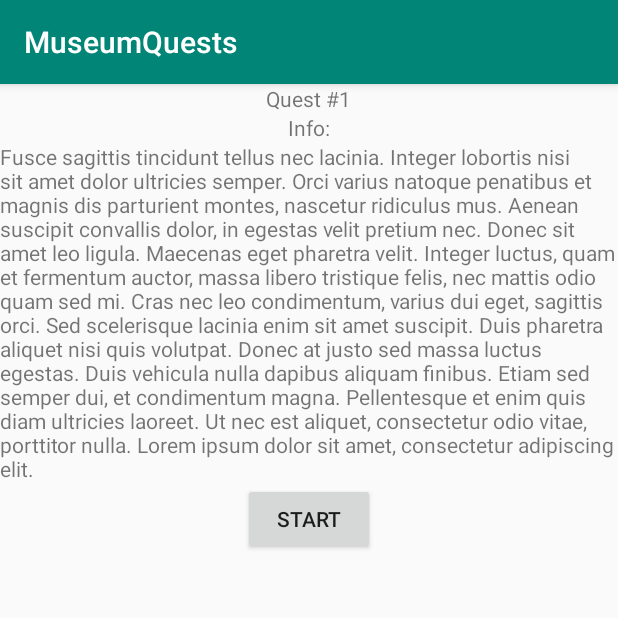
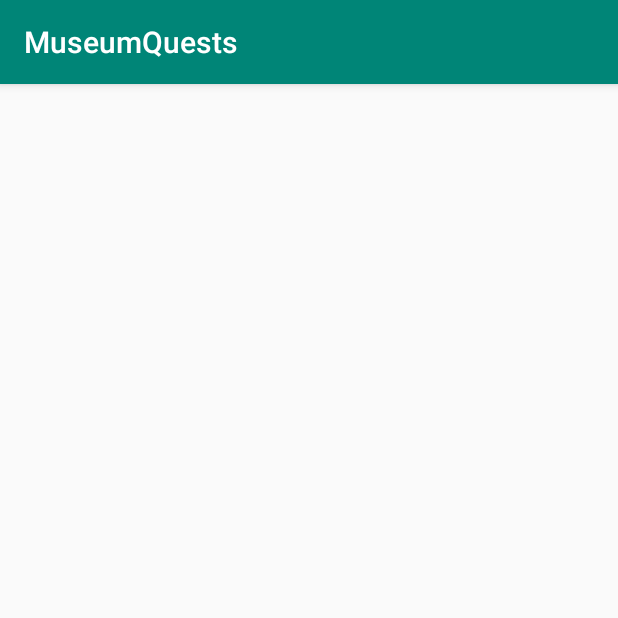
Before and after one commit to Mathless/MuseumQuests, an Android app: the QuestInfo screen opened directly, with no data from a screen before it, on a phone screen of 412 x 824 dp, the top half of it. Run offline under Robolectric (Android 15) with nearby library versions, the phone set to English and light mode, and no system bars; libraries missing offline, so code that uses them is left out: com.example.

Commit message:
activity_start added

```diff
--- a/app/src/main/AndroidManifest.xml
+++ b/app/src/main/AndroidManifest.xml
@@ -14,13 +14,14 @@
         <activity android:name=".Question">
         </activity>
         <activity android:name=".QuestInfo">
-
         </activity>
         <activity android:name=".QuestList">
         </activity>
         <activity android:name=".Home">
         </activity>
         <activity android:name=".MainActivity">
+        </activity>
+        <activity android:name=".Start">
             <intent-filter>
                 <action android:name="android.intent.action.MAIN"/>
 
--- a/app/src/main/java/com/example/MuseumQuests/QuestInfo.kt
+++ b/app/src/main/java/com/example/MuseumQuests/QuestInfo.kt
@@ -1,23 +1,12 @@
 package com.example.MuseumQuests
 
-import android.content.Intent
 import android.support.v7.app.AppCompatActivity
 import android.os.Bundle
-import kotlinx.android.synthetic.main.activity_quest_info.*
 
 class QuestInfo : AppCompatActivity() {
 
     override fun onCreate(savedInstanceState: Bundle?) {
         super.onCreate(savedInstanceState)
         setContentView(R.layout.activity_quest_info)
-
-
-        //Переход к вопросам, т.е. к самому квесту
-            button_start.setOnClickListener {
-                val intent = Intent(this, Question::class.java)
-
-                startActivity(intent)
-            }
-
     }
 }
--- a/app/src/main/res/layout/activity_quest_info.xml
+++ b/app/src/main/res/layout/activity_quest_info.xml
@@ -1,5 +1,5 @@
 <?xml version="1.0" encoding="utf-8"?>
-<RelativeLayout
+<android.support.constraint.ConstraintLayout
         xmlns:android="http://schemas.android.com/apk/res/android"
         xmlns:tools="http://schemas.android.com/tools"
         xmlns:app="http://schemas.android.com/apk/res-auto"
@@ -7,39 +7,4 @@
         android:layout_height="match_parent"
         tools:context=".QuestInfo">
 
-    <TextView
-            android:text="@string/questname"
-            android:layout_width="wrap_content"
-            android:layout_height="wrap_content"
-            android:id="@+id/text_questname"
-            android:layout_centerHorizontal="true"/>
-    <TextView
-            android:text="Info:"
-            android:layout_below="@id/text_questname"
-            android:layout_width="wrap_content"
-            android:layout_height="wrap_content"
-            android:id="@+id/text_i"
-            android:layout_centerHorizontal="true"/>
-    <ScrollView
-            android:layout_width="match_parent"
-            android:layout_height="wrap_content"
-            android:id="@+id/scrollView"
-            android:layout_below="@id/text_i"
-            >
-        <LinearLayout android:layout_width="match_parent" android:layout_height="wrap_content"
-                      android:orientation="vertical">
-            <TextView
-                    android:text="@string/questinfo"
-                    android:layout_width="match_parent"
-                    android:layout_height="wrap_content" android:id="@+id/textView"/>
-        </LinearLayout>
-    </ScrollView>
-    <Button
-            android:text="Start"
-            android:layout_width="wrap_content"
-            android:layout_height="wrap_content"
-            android:id="@+id/button_start"
-            android:layout_centerHorizontal="true"
-            android:layout_below="@id/scrollView"/>
-
-</RelativeLayout>
+</android.support.constraint.ConstraintLayout>
--- a/app/src/main/res/values/colors.xml
+++ b/app/src/main/res/values/colors.xml
@@ -3,4 +3,8 @@
     <color name="colorPrimary">#008577</color>
     <color name="colorPrimaryDark">#00574B</color>
     <color name="colorAccent">#D81B60</color>
+    <color name="colorAppTitles">#000000</color>
+    <color name="black">#000000</color>
+    <color name="bordersColor">#D81B1B</color>
+    <color name="startButtonColor">#F07070</color>
 </resources>
--- a/app/src/main/res/values/strings.xml
+++ b/app/src/main/res/values/strings.xml
@@ -1,14 +1,3 @@
 <resources>
     <string name="app_name">MuseumQuests</string>
-    <string name="questname">Quest #1</string>
-    <string name="questinfo">Fusce sagittis tincidunt tellus nec lacinia. Integer lobortis nisi sit amet dolor ultricies
-        semper. Orci varius natoque penatibus et magnis dis parturient montes, nascetur ridiculus mus. Aenean suscipit
-        convallis dolor, in egestas velit pretium nec. Donec sit amet leo ligula. Maecenas eget pharetra velit. Integer
-        luctus, quam et fermentum auctor, massa libero tristique felis, nec mattis odio quam sed mi. Cras nec leo
-        condimentum, varius dui eget, sagittis orci. Sed scelerisque lacinia enim sit amet suscipit. Duis pharetra
-        aliquet nisi quis volutpat. Donec at justo sed massa luctus egestas. Duis vehicula nulla dapibus aliquam
-        finibus. Etiam sed semper dui, et condimentum magna. Pellentesque et enim quis diam ultricies laoreet. Ut nec
-        est aliquet, consectetur odio vitae, porttitor nulla. Lorem ipsum dolor sit amet, consectetur adipiscing elit.
-    </string>
-    <string name="question">Question</string>
 </resources>
```
Also changed, not shown: app/src/main/java/com/example/MuseumQuests/QuestList.kt (+17 -0 lines), app/src/main/java/com/example/MuseumQuests/Question.kt (+0 -31 lines), app/src/main/res/layout/activity_main.xml (+1 -10 lines), app/src/main/res/layout/activity_quest_list.xml (+45 -5 lines), app/src/main/res/layout/activity_question.xml (+2 -32 lines).
